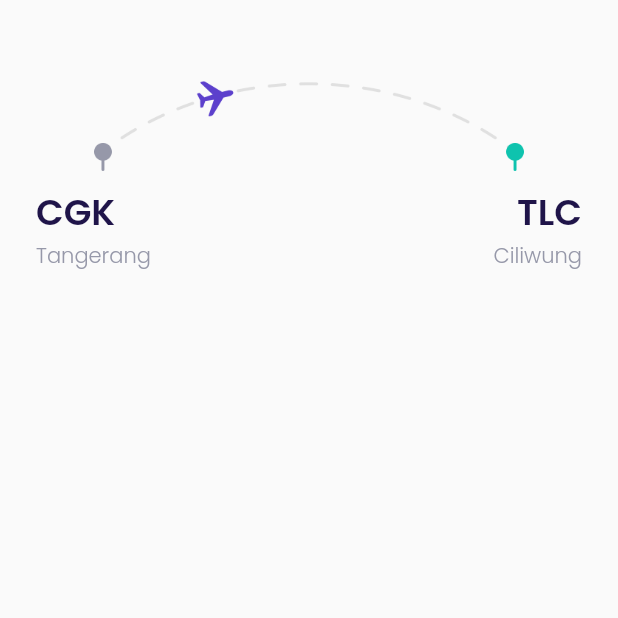
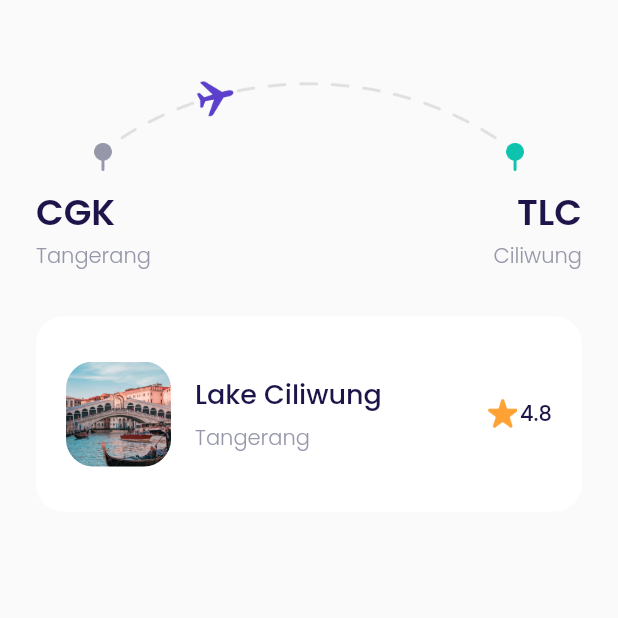
Before and after one commit to RidhaAF/airplane_app, a Flutter app: the CheckoutPage screen opened directly, on a phone screen of 412 x 824 dp, the top half of it. Run offline on Flutter 3.47's test engine with Material 2 defaults, Android fonts, the phone set to English and light mode, and no system bars; our stand-ins replace google_fonts.

Commit message:
Checkout Page - Destination Tile

```diff
--- a/lib/ui/pages/checkout_page.dart
+++ b/lib/ui/pages/checkout_page.dart
@@ -69,6 +69,88 @@ class CheckoutPage extends StatelessWidget {
       );
     }
 
+    Widget bookingDetails() {
+      return Container(
+        margin: EdgeInsets.only(top: 30),
+        padding: EdgeInsets.symmetric(
+          horizontal: 20,
+          vertical: 30,
+        ),
+        decoration: BoxDecoration(
+          color: kWhiteColor,
+          borderRadius: BorderRadius.circular(18),
+        ),
+        child: Column(
+          children: [
+            // NOTE: DESTINATION TILE
+            Row(
+              children: [
+                Container(
+                  height: 70,
+                  width: 70,
+                  margin: EdgeInsets.only(right: 16),
+                  decoration: BoxDecoration(
+                    borderRadius: BorderRadius.circular(defaultRadius),
+                    image: DecorationImage(
+                      fit: BoxFit.cover,
+                      image: AssetImage(
+                        'assets/image_destination1.png',
+                      ),
+                    ),
+                  ),
+                ),
+                Expanded(
+                  child: Column(
+                    crossAxisAlignment: CrossAxisAlignment.start,
+                    children: [
+                      Text(
+                        'Lake Ciliwung',
+                        style: blackTextStyle.copyWith(
+                          fontSize: 18,
+                          fontWeight: medium,
+                        ),
+                      ),
+                      SizedBox(height: 5),
+                      Text(
+                        'Tangerang',
+                        style: greyTextStyle.copyWith(
+                          fontWeight: light,
+                        ),
+                      ),
+                    ],
+                  ),
+                ),
+                Row(
+                  mainAxisAlignment: MainAxisAlignment.center,
+                  crossAxisAlignment: CrossAxisAlignment.start,
+                  children: [
+                    Container(
+                      height: 20,
+                      width: 20,
+                      margin: EdgeInsets.only(right: 2),
+                      decoration: BoxDecoration(
+                        image: DecorationImage(
+                          image: AssetImage(
+                            'assets/icon_star.png',
+                          ),
+                        ),
+                      ),
+                    ),
+                    Text(
+                      '4.8',
+                      style: blackTextStyle.copyWith(
+                        fontWeight: medium,
+                      ),
+                    ),
+                  ],
+                )
+              ],
+            ),
+          ],
+        ),
+      );
+    }
+
     return Scaffold(
       backgroundColor: kBackgroundColor,
       body: ListView(
@@ -77,6 +159,7 @@ class CheckoutPage extends StatelessWidget {
         ),
         children: [
           route(),
+          bookingDetails(),
         ],
       ),
     );
```
